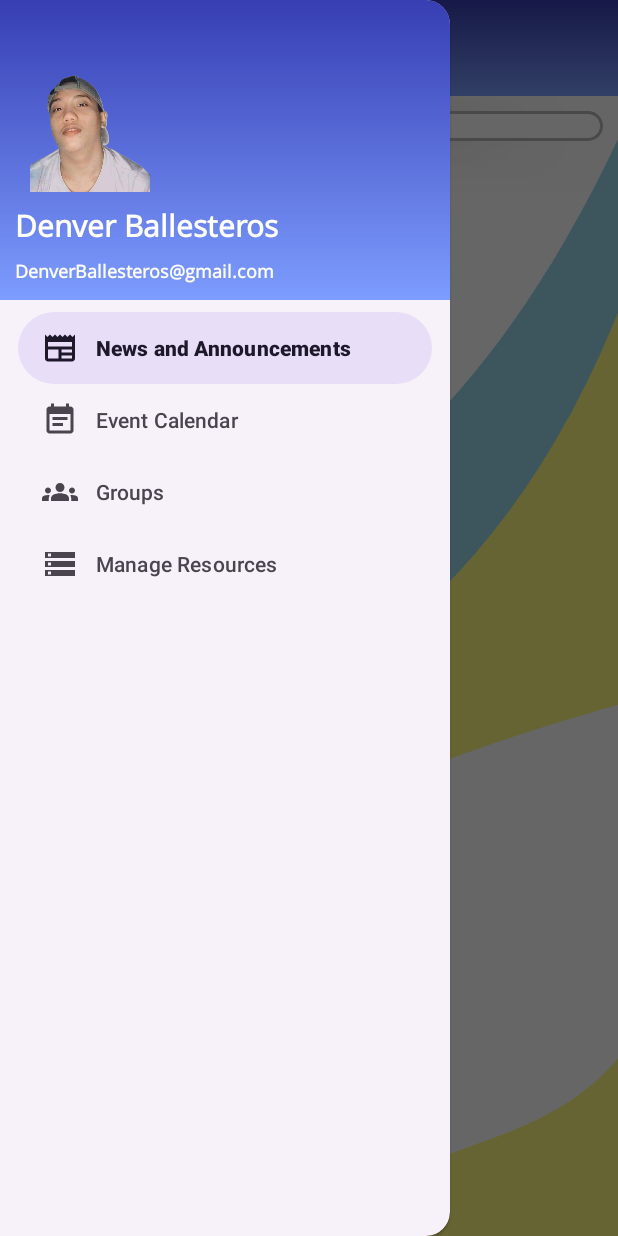
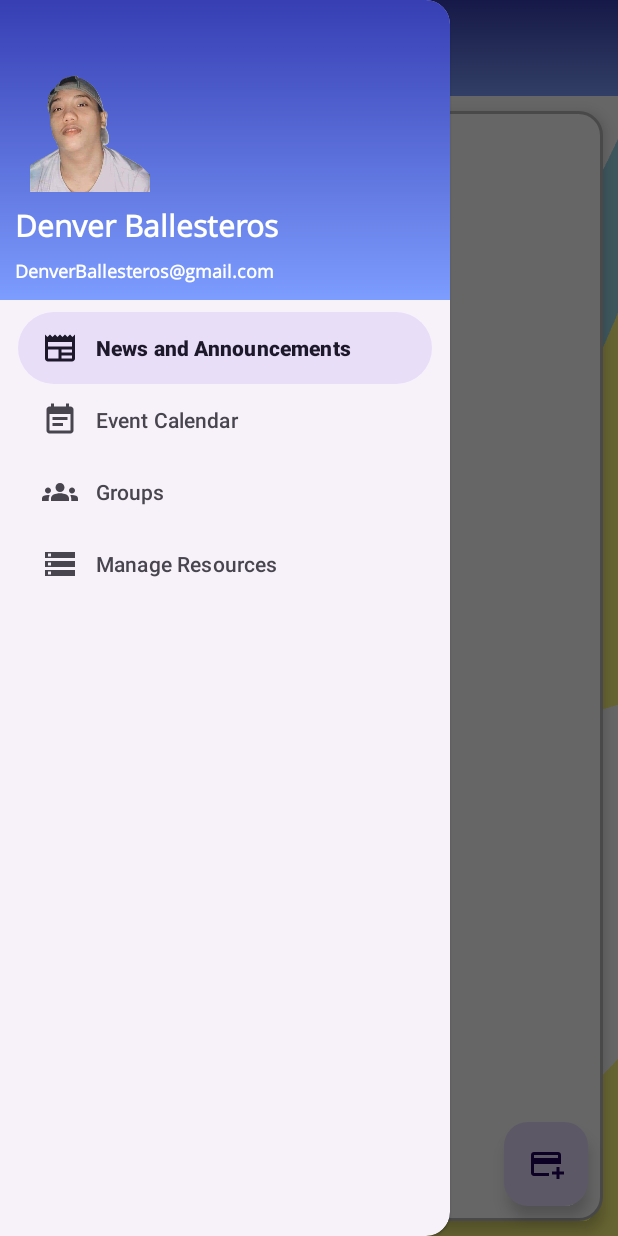
Before and after one commit to denver6000/edu_connect_practice, an Android app: the Dashboard screen opened directly, with no data from a screen before it, with the side drawer open, on a phone screen of 412 x 824 dp. Run offline under Robolectric (Android 15) with nearby library versions, the phone set to English and light mode, and no system bars; our stand-ins replace Dagger/Hilt's generated code, Room's generated code, navigation-ui.

Commit message:
Partial Implementation of Adding News

```diff
--- a/app/src/main/java/com/denproj/educonnectv2/room/AppDatabase.java
+++ b/app/src/main/java/com/denproj/educonnectv2/room/AppDatabase.java
@@ -4,11 +4,12 @@ import androidx.room.Database;
 import androidx.room.RoomDatabase;
 
 import com.denproj.educonnectv2.room.dao.UserDao;
+import com.denproj.educonnectv2.room.entity.News;
 import com.denproj.educonnectv2.room.entity.Roles;
 import com.denproj.educonnectv2.room.entity.Schools;
 import com.denproj.educonnectv2.room.entity.User;
 
-@Database(exportSchema = false, entities = {Roles.class, User.class, Schools.class}, version = 2)
+@Database(exportSchema = false, entities = {Roles.class, User.class, Schools.class, News.class}, version = 3)
 public abstract class AppDatabase extends RoomDatabase {
     public abstract UserDao getUserDao();
 
--- a/app/src/main/java/com/denproj/educonnectv2/room/dao/UserDao.java
+++ b/app/src/main/java/com/denproj/educonnectv2/room/dao/UserDao.java
@@ -5,6 +5,7 @@ import androidx.room.Dao;
 import androidx.room.Insert;
 import androidx.room.Query;
 
+import com.denproj.educonnectv2.room.entity.News;
 import com.denproj.educonnectv2.room.entity.Roles;
 import com.denproj.educonnectv2.room.entity.Schools;
 import com.denproj.educonnectv2.room.entity.User;
@@ -39,6 +40,9 @@ public interface UserDao {
     @Query("SELECT schoolName FROM Schools WHERE schoolId = :schoolId")
     String getSchoolNameById(int schoolId);
 
+    @Insert
+    Void addNews(News news);
+
 
 
 }
--- /dev/null
+++ b/app/src/main/java/com/denproj/educonnectv2/room/entity/News.java
@@ -0,0 +1,15 @@
+package com.denproj.educonnectv2.room.entity;
+
+import androidx.room.Entity;
+import androidx.room.PrimaryKey;
+
+@Entity
+public class News {
+    @PrimaryKey(autoGenerate = true)
+    public int newsId;
+
+    public String newsTitle = "";
+    public String newsDescription = "";
+    public int schoolScope = 0;
+    public String path = "";
+}
--- a/app/src/main/java/com/denproj/educonnectv2/ui/dashboard/Dashboard.java
+++ b/app/src/main/java/com/denproj/educonnectv2/ui/dashboard/Dashboard.java
@@ -24,6 +24,7 @@ import com.denproj.educonnectv2.databinding.SidebarHeaderDashboardBinding;
 import com.denproj.educonnectv2.room.entity.User;
 import com.denproj.educonnectv2.util.UITask;
 import com.denproj.educonnectv2.viewModel.DashboardViewModel;
+import com.denproj.educonnectv2.viewModel.NewsViewModel;
 import com.google.android.material.navigation.NavigationView;
 
 import dagger.hilt.android.AndroidEntryPoint;
@@ -62,6 +63,7 @@ public class Dashboard extends AppCompatActivity {
                     SidebarHeaderDashboardBinding headerBinding = SidebarHeaderDashboardBinding.bind(binding.dashboardNavigationView.getHeaderView(0));
                     String name = result.firstName + " " + result.lastName;
                     headerBinding.name.setText(name);
+                    headerBinding.email.setText(result.email);
                 }
 
                 @Override
@@ -73,13 +75,7 @@ public class Dashboard extends AppCompatActivity {
             Toast.makeText(this, "No User", Toast.LENGTH_SHORT).show();
         }
 
-        viewModel.roleName.observe(this, s -> {
-            Toast.makeText(this, "Your role is " + s, Toast.LENGTH_SHORT).show();
-        });
 
-        viewModel.schoolName.observe(this, s -> {
-            Toast.makeText(this, "Your school is " + s, Toast.LENGTH_SHORT).show();
-        });
 
     }
 
--- a/app/src/main/java/com/denproj/educonnectv2/ui/dashboard/news/NewsFragment.java
+++ b/app/src/main/java/com/denproj/educonnectv2/ui/dashboard/news/NewsFragment.java
@@ -1,66 +1,42 @@
 package com.denproj.educonnectv2.ui.dashboard.news;
 
+import android.app.AlertDialog;
 import android.os.Bundle;
 
+import androidx.annotation.NonNull;
 import androidx.fragment.app.Fragment;
+import androidx.lifecycle.ViewModelProvider;
+import androidx.navigation.NavController;
+import androidx.navigation.Navigation;
 
 import android.view.LayoutInflater;
 import android.view.View;
 import android.view.ViewGroup;
 
 import com.denproj.educonnectv2.R;
+import com.denproj.educonnectv2.databinding.AddNewsDialogBinding;
+import com.denproj.educonnectv2.databinding.FragmentNewsBinding;
+import com.denproj.educonnectv2.room.entity.News;
+import com.denproj.educonnectv2.viewModel.DashboardViewModel;
+import com.denproj.educonnectv2.viewModel.NewsViewModel;
 
-/**
- * A simple {@link Fragment} subclass.
- * Use the {@link NewsFragment#newInstance} factory method to
- * create an instance of this fragment.
- */
+
 public class NewsFragment extends Fragment {
 
-    // TODO: Rename parameter arguments, choose names that match
-    // the fragment initialization parameters, e.g. ARG_ITEM_NUMBER
-    private static final String ARG_PARAM1 = "param1";
-    private static final String ARG_PARAM2 = "param2";
-
-    // TODO: Rename and change types of parameters
-    private String mParam1;
-    private String mParam2;
-
-    public NewsFragment() {
-        // Required empty public constructor
-    }
-
-    /**
-     * Use this factory method to create a new instance of
-     * this fragment using the provided parameters.
-     *
-     * @param param1 Parameter 1.
-     * @param param2 Parameter 2.
-     * @return A new instance of fragment NewsFragment.
-     */
-    // TODO: Rename and change types and number of parameters
-    public static NewsFragment newInstance(String param1, String param2) {
-        NewsFragment fragment = new NewsFragment();
-        Bundle args = new Bundle();
-        args.putString(ARG_PARAM1, param1);
-        args.putString(ARG_PARAM2, param2);
-        fragment.setArguments(args);
-        return fragment;
-    }
 
     @Override
-    public void onCreate(Bundle savedInstanceState) {
-        super.onCreate(savedInstanceState);
-        if (getArguments() != null) {
-            mParam1 = getArguments().getString(ARG_PARAM1);
-            mParam2 = getArguments().getString(ARG_PARAM2);
-        }
-    }
+    public View onCreateView(@NonNull LayoutInflater inflater, ViewGroup container,
+                             Bundle savedInstanceState) {
+        FragmentNewsBinding binding = FragmentNewsBinding.inflate(inflater);
 
-    @Override
-    public View onCreateView(LayoutInflater inflater, ViewGroup container,
-                             Bundle savedInstanceState) {
-        // Inflate the layout for this fragment
-        return inflater.inflate(R.layout.fragment_news, container, false);
+        NewsViewModel viewModel = new ViewModelProvider(requireActivity()).get(NewsViewModel.class);
+        DashboardViewModel dashboardViewModel = new ViewModelProvider(requireActivity()).get(DashboardViewModel.class);
+        NavController navController = Navigation.findNavController(requireActivity(), R.id.dashboardFragmentContainer);
+        binding.addNewsRedirect.setOnClickListener(view -> {
+            navController.navigate(R.id.action_newsFragment_to_addNewsFragment);
+        });
+
+
+        return binding.getRoot();
     }
 }
--- /dev/null
+++ b/app/src/main/java/com/denproj/educonnectv2/viewModel/NewsViewModel.java
@@ -0,0 +1,35 @@
+package com.denproj.educonnectv2.viewModel;
+
+import androidx.lifecycle.ViewModel;
+
+import com.denproj.educonnectv2.room.dao.UserDao;
+import com.denproj.educonnectv2.room.entity.News;
+
+import java.util.List;
+
+import javax.inject.Inject;
+
+import dagger.hilt.android.lifecycle.HiltViewModel;
+
+@HiltViewModel
+public class NewsViewModel extends ViewModel {
+
+
+    UserDao userDao;
+    List<News> newsList;
+
+    public News news = new News();
+
+    @Inject
+    public NewsViewModel(UserDao userDao) {
+        this.userDao = userDao;
+    }
+
+    public NewsViewModel () {
+
+    }
+
+    public void setNewsList(List<News> newsList) {
+        this.newsList = newsList;
+    }
+}
--- /dev/null
+++ b/app/src/main/res/drawable/baseline_add_a_photo_24.xml
@@ -0,0 +1,5 @@
+<vector xmlns:android="http://schemas.android.com/apk/res/android" android:height="24dp" android:tint="#000000" android:viewportHeight="24" android:viewportWidth="24" android:width="24dp">
+
+    <path android:fillColor="@android:color/white" android:pathData="M3,4V1h2v3h3v2H5v3H3V6H0V4H3zM6,10V7h3V4h7l1.83,2H21c1.1,0 2,0.9 2,2v12c0,1.1 -0.9,2 -2,2H5c-1.1,0 -2,-0.9 -2,-2V10H6zM13,19c2.76,0 5,-2.24 5,-5s-2.24,-5 -5,-5s-5,2.24 -5,5S10.24,19 13,19zM9.8,14c0,1.77 1.43,3.2 3.2,3.2s3.2,-1.43 3.2,-3.2s-1.43,-3.2 -3.2,-3.2S9.8,12.23 9.8,14z"/>
+
+</vector>
--- /dev/null
+++ b/app/src/main/res/drawable/baseline_add_card_24.xml
@@ -0,0 +1,5 @@
+<vector xmlns:android="http://schemas.android.com/apk/res/android" android:height="24dp" android:tint="#000000" android:viewportHeight="24" android:viewportWidth="24" android:width="24dp">
+
+    <path android:fillColor="@android:color/white" android:pathData="M20,4H4C2.89,4 2.01,4.89 2.01,6L2,18c0,1.11 0.89,2 2,2h10v-2H4v-6h18V6C22,4.89 21.11,4 20,4zM20,8H4V6h16V8zM24,17v2h-3v3h-2v-3h-3v-2h3v-3h2v3H24z"/>
+
+</vector>
--- a/app/src/main/res/drawable/baseline_newspaper_24.xml
+++ b/app/src/main/res/drawable/baseline_newspaper_24.xml
@@ -1,5 +1,5 @@
 <vector xmlns:android="http://schemas.android.com/apk/res/android" android:height="24dp" android:tint="#6E6E6E" android:viewportHeight="24" android:viewportWidth="24" android:width="24dp">
 
-    <path android:fillColor="@android:color/white" android:pathData="M22,3l-1.67,1.67L18.67,3L17,4.67L15.33,3l-1.66,1.67L12,3l-1.67,1.67L8.67,3L7,4.67L5.33,3L3.67,4.67L2,3v16c0,1.1 0.9,2 2,2l16,0c1.1,0 2,-0.9 2,-2V3zM11,19H4v-6h7V19zM20,19h-7v-2h7V19zM20,15h-7v-2h7V15zM20,11H4V8h16V11z"/>
+    <path android:fillColor="@android:color/black" android:pathData="M22,3l-1.67,1.67L18.67,3L17,4.67L15.33,3l-1.66,1.67L12,3l-1.67,1.67L8.67,3L7,4.67L5.33,3L3.67,4.67L2,3v16c0,1.1 0.9,2 2,2l16,0c1.1,0 2,-0.9 2,-2V3zM11,19H4v-6h7V19zM20,19h-7v-2h7V19zM20,15h-7v-2h7V15zM20,11H4V8h16V11z"/>
 
 </vector>
--- a/app/src/main/res/layout/fragment_news.xml
+++ b/app/src/main/res/layout/fragment_news.xml
@@ -1,17 +1,38 @@
 <?xml version="1.0" encoding="utf-8"?>
 <FrameLayout xmlns:android="http://schemas.android.com/apk/res/android"
+    xmlns:app="http://schemas.android.com/apk/res-auto"
     xmlns:tools="http://schemas.android.com/tools"
     android:layout_width="match_parent"
     android:layout_height="match_parent"
     tools:context=".ui.dashboard.news.NewsFragment">
+
+    <com.google.android.material.floatingactionbutton.FloatingActionButton
+        android:id="@+id/addNewsRedirect"
+        android:layout_width="wrap_content"
+        android:layout_height="wrap_content"
+        android:clickable="true"
+        app:srcCompat="@drawable/baseline_add_card_24"
+        android:focusable="true"
+        android:contentDescription="Post News"
+        android:background="@color/black"
+        android:layout_gravity="bottom|end"
+        android:layout_margin="20dp"
+        android:elevation="10dp"/>
+
     <androidx.recyclerview.widget.RecyclerView
+        android:id="@+id/recyclerView"
         android:layout_width="match_parent"
-        android:layout_height="wrap_content"
-        android:id="@+id/recyclerView"
+        android:layout_height="match_parent"
         android:layout_margin="10dp"
-        android:elevation="20dp"
         android:background="@drawable/corner_radius"
-        android:padding="10dp" />
+        android:elevation="5dp"
+        android:padding="10dp"
+        app:layout_constraintBottom_toBottomOf="parent"
+        app:layout_constraintEnd_toEndOf="parent"
+        app:layout_constraintStart_toStartOf="parent"
+        app:layout_constraintTop_toTopOf="parent"
+        />
+
 
 
 
--- a/app/src/main/res/layout/sidebar_header_dashboard.xml
+++ b/app/src/main/res/layout/sidebar_header_dashboard.xml
@@ -34,14 +34,15 @@
         app:layout_constraintTop_toBottomOf="@+id/imageView" />
 
     <TextView
+        android:id="@+id/email"
         android:layout_width="wrap_content"
         android:layout_height="wrap_content"
         android:layout_marginTop="8dp"
         android:fontFamily="@font/open_sans"
         android:text="DenverBallesteros@gmail.com"
-        android:textSize="12sp"
 
         android:textColor="@color/white"
+        android:textSize="12sp"
         android:textStyle="bold"
         app:layout_constraintEnd_toEndOf="@+id/name"
         app:layout_constraintHorizontal_bias="0.0"
--- a/app/src/main/res/navigation/dashboard_navigation.xml
+++ b/app/src/main/res/navigation/dashboard_navigation.xml
@@ -19,10 +19,23 @@
         android:id="@+id/newsFragment"
         android:name="com.denproj.educonnectv2.ui.dashboard.news.NewsFragment"
         android:label="News"
-        tools:layout="@layout/fragment_news" />
+        tools:layout="@layout/fragment_news" >
+        <action
+            android:id="@+id/action_newsFragment_to_addNewsFragment"
+            app:destination="@id/addNewsFragment" />
+    </fragment>
     <fragment
         android:id="@+id/resourcesFragment"
         android:name="com.denproj.educonnectv2.ui.dashboard.resources.ResourcesFragment"
         android:label="fragment_resources"
         tools:layout="@layout/fragment_resources" />
+    <fragment
+        android:id="@+id/addNewsFragment"
+        android:name="com.denproj.educonnectv2.ui.dashboard.news.AddNewsFragment"
+        android:label="fragment_add_news"
+        tools:layout="@layout/fragment_add_news" >
+        <action
+            android:id="@+id/action_addNewsFragment_to_newsFragment"
+            app:destination="@id/newsFragment" />
+    </fragment>
 </navigation>
```
Also changed, not shown: app/src/main/java/com/denproj/educonnectv2/ui/dashboard/news/AddNewsFragment.java (added, +50 -0 lines), app/src/main/java/com/denproj/educonnectv2/ui/dashboard/news/NewsRecyclerViewAdapter.java (added, +46 -0 lines), app/src/main/res/layout/add_news_dialog.xml (added, +54 -0 lines), app/src/main/res/layout/fragment_add_news.xml (added, +56 -0 lines), app/src/main/res/layout/news_card.xml (+40 -1 lines).
